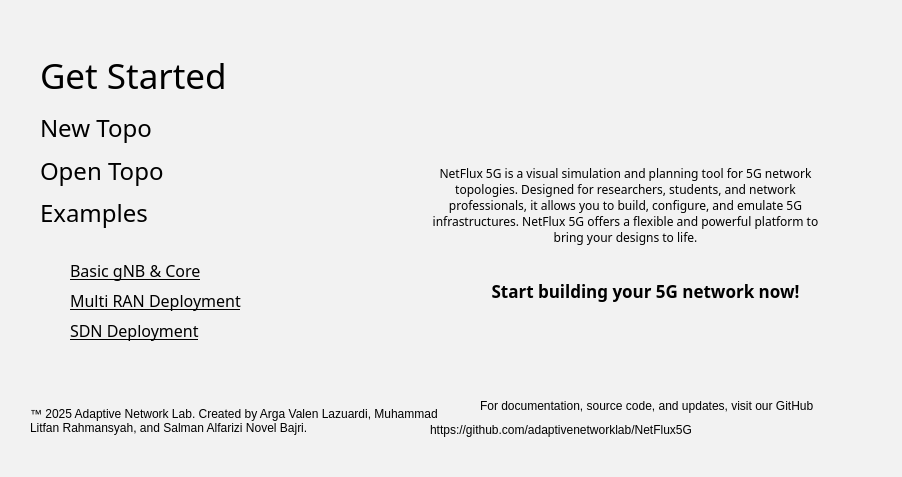
Qt form netflux5g-editor/src/gui/ui/Welcome_Screen.ui (adaptivenetworklab/NetFlux5G) before a commit.
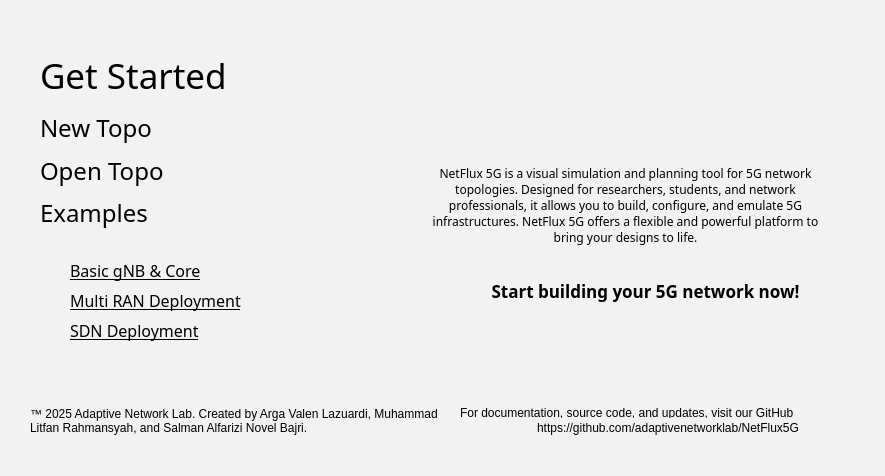
The same form after that commit. Icons and pictures are not drawn.

What changed in the file:
```diff
--- a/netflux5g-editor/src/gui/ui/Welcome_Screen.ui
+++ b/netflux5g-editor/src/gui/ui/Welcome_Screen.ui
@@ -6,8 +6,8 @@
    <rect>
     <x>0</x>
     <y>0</y>
-    <width>902</width>
-    <height>477</height>
+    <width>885</width>
+    <height>476</height>
    </rect>
   </property>
   <property name="windowTitle">
@@ -303,9 +303,9 @@
    <widget class="QLabel" name="label_3">
     <property name="geometry">
      <rect>
-      <x>480</x>
-      <y>390</y>
-      <width>361</width>
+      <x>460</x>
+      <y>397</y>
+      <width>381</width>
       <height>31</height>
      </rect>
     </property>
@@ -316,8 +316,8 @@
    <widget class="QLabel" name="linkRepo">
     <property name="geometry">
      <rect>
-      <x>430</x>
-      <y>420</y>
+      <x>537</x>
+      <y>418</y>
       <width>301</width>
       <height>20</height>
      </rect>
```
Left out of the diff: 2 changed lines with no effect on the pictures.
